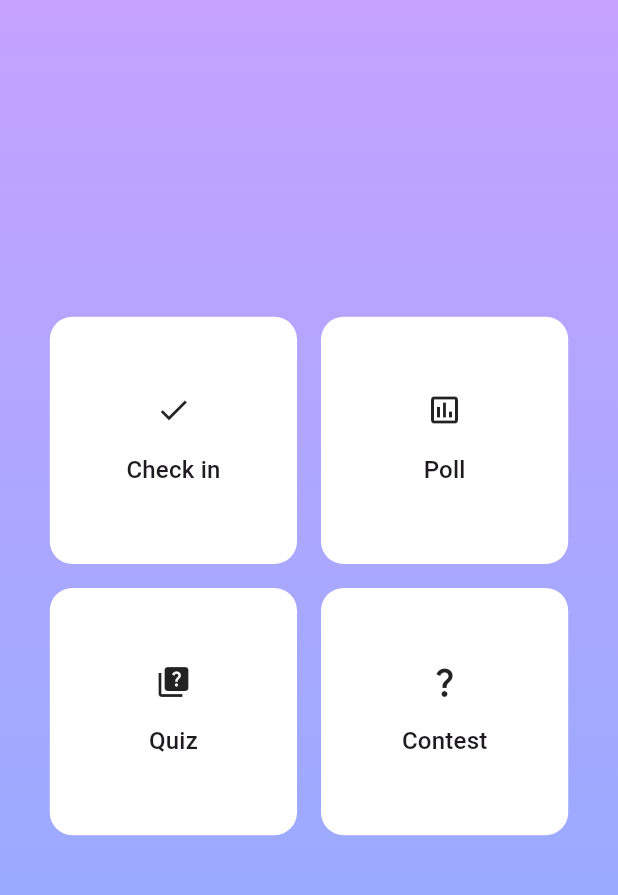
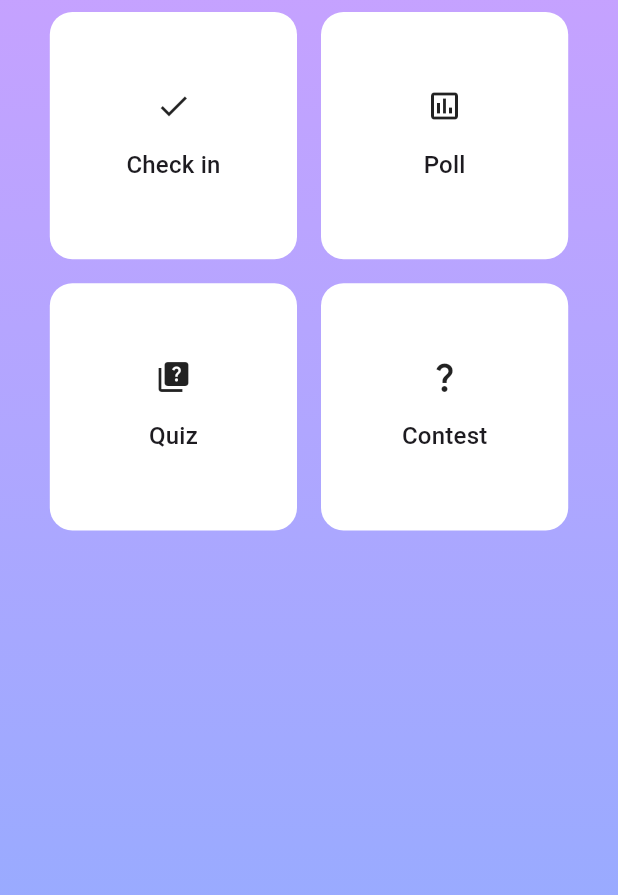
Before and after one commit to alexcao194/alex_quizz_source, a Flutter app: the HomeScreen screen opened by its route, on a phone screen of 412 x 824 dp, the part 84-979 px from its top. Run offline on Flutter 3.47's test engine with Material 2 defaults, Android fonts, the phone set to English and light mode, and no system bars; our stand-ins replace bloc, dartz, dio, equatable, flutter_bloc, get_it and 2 more; missing offline and left inert: alex_core, flutter_math_fork; accounts and stored records are empty.

Commit message:
release 07/04/2023

```diff
--- a/lib/app/home/presentation/screens/home_screen.dart
+++ b/lib/app/home/presentation/screens/home_screen.dart
@@ -20,7 +20,8 @@ class HomeScreen extends StatelessWidget {
       child: Scaffold(
         backgroundColor: Colors.transparent,
         appBar: HomeAppBar(context: context),
-        body: Column(
+        body: SingleChildScrollView(
+          child: Column(
             mainAxisAlignment: MainAxisAlignment.center,
             children: [
               Row(
@@ -63,6 +64,7 @@ class HomeScreen extends StatelessWidget {
             ],
           ),
         ),
+      ),
     );
   }
 }
--- a/lib/app/home/presentation/screens/widgets/home_item.dart
+++ b/lib/app/home/presentation/screens/widgets/home_item.dart
@@ -15,11 +15,12 @@ class HomeItem extends StatelessWidget {
   @override
   Widget build(BuildContext context) {
     var size = MediaQuery.of(context).size;
+    var width = (size.height > size.width ? size.width : size.height);
     return Padding(
       padding: const EdgeInsets.all(8.0),
       child: Container(
-        height: size.width * 0.4,
-        width: size.width * 0.4,
+        height: width * 0.4,
+        width: width * 0.4,
         decoration: BoxDecoration(
             color: Colors.white,
             borderRadius: BorderRadius.circular(15.0)
--- a/lib/app/quiz/presentation/bloc/quiz/quiz_bloc.dart
+++ b/lib/app/quiz/presentation/bloc/quiz/quiz_bloc.dart
@@ -95,7 +95,7 @@ class QuizBloc extends Bloc<QuizEvent, QuizState> {
               builder: (context) {
                 return AlertDialog(
                   title: const Text('Quiz'),
-                  content: const Text("When starting to do the test will not be finished, do you want to continue?"),
+                  content: const Text("When starting to do the quiz will not be stopped, do you want to continue?"),
                   actions: <Widget>[
                     TextButton(
                       onPressed: () => Navigator.pop(context, 'Cancel'),
```
Also changed, not shown: lib/app/contest/presentation/screens/widget/fill_blank_quiz.dart (+3 -6 lines). Lines whose indentation alone changed are shown as unchanged.
